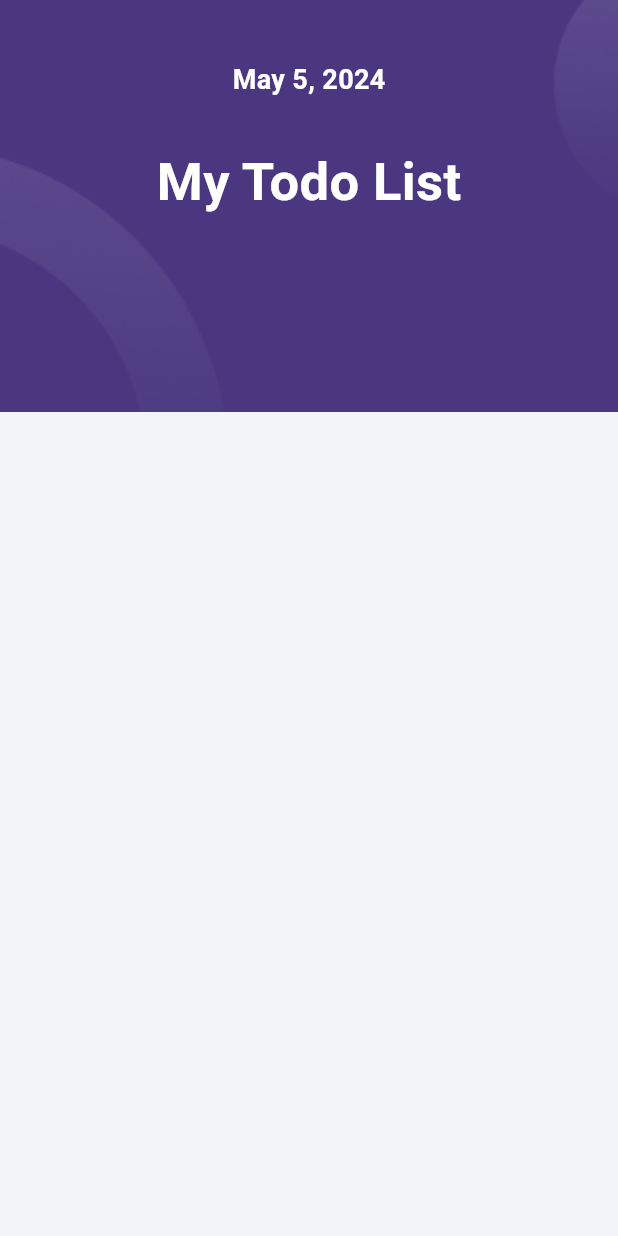
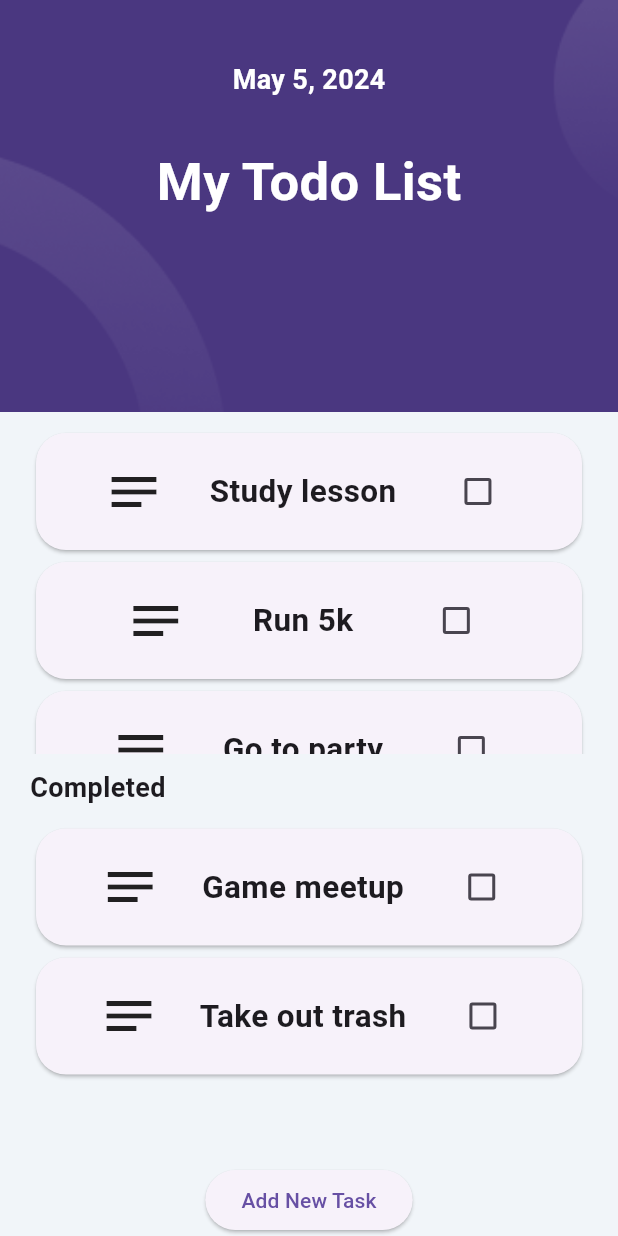
Before and after one commit to NurKole/Flutter_Todo_App, a Flutter app: the screen it shows after launch, on a phone screen of 412 x 824 dp. Run offline on Flutter 3.47's test engine with Material 3 defaults, Android fonts, the phone set to English and light mode, and no system bars; our stand-ins replace hexcolor.

Commit message:
ListView ve Custom Widget eklendi

```diff
--- a/lib/main.dart
+++ b/lib/main.dart
@@ -1,26 +1,41 @@
 import 'package:flutter/cupertino.dart';
 import 'package:flutter/material.dart';
+import 'package:flutter/rendering.dart';
 import 'package:flutter/widgets.dart';
 import 'package:hexcolor/hexcolor.dart';
 import 'package:todo_app/constants/color.dart';
+import 'package:todo_app/todoItem.dart';
 
 void main() {
   runApp(const MyApp());
 }
 
-class MyApp extends StatelessWidget {
+class MyApp extends StatefulWidget {
   const MyApp({super.key});
 
+  @override
+  State<MyApp> createState() => _MyAppState();
+}
+
+List<String> todo = ["Study lesson", "Run 5k", "Go to party"];
+List<String> compeleted = ["Game meetup", "Take out trash"];
+
+class _MyAppState extends State<MyApp> {
+  bool isChecked = false;
   @override
   Widget build(BuildContext context) {
     double deviceWidth = MediaQuery.of(context).size.width;
     double deviceHeight = MediaQuery.of(context).size.height;
+
     return MaterialApp(
       debugShowCheckedModeBanner: false,
       home: SafeArea(
         child: Scaffold(
           backgroundColor: HexColor(backgroundColor),
-          body: Container(
+          body: Column(
+            children: [
+              //Header
+              Container(
                 width: deviceWidth,
                 height: deviceHeight / 3,
                 decoration: const BoxDecoration(
@@ -52,6 +67,53 @@ class MyApp extends StatelessWidget {
                   ],
                 ),
               ),
+              //Top column
+              Expanded(
+                child: Padding(
+                  padding: const EdgeInsets.fromLTRB(20, 10, 20, 10),
+                  child: SingleChildScrollView(
+                    child: ListView.builder(
+                      primary: false,
+                      shrinkWrap: true,
+                      itemCount: todo.length,
+                      itemBuilder: (context, index) {
+                        return TodoItem(title: todo[index]);
+                      },
+                    ),
+                  ),
+                ),
+              ),
+              //Completed text
+              const Padding(
+                padding: EdgeInsets.only(left: 20),
+                child: Align(
+                  alignment: Alignment.centerLeft,
+                  child: Text(
+                    "Completed",
+                    style: TextStyle(fontWeight: FontWeight.bold, fontSize: 18),
+                  ),
+                ),
+              ),
+              // bottom column
+              Expanded(
+                child: Padding(
+                  padding: const EdgeInsets.fromLTRB(20, 10, 20, 10),
+                  child: SingleChildScrollView(
+                    child: ListView.builder(
+                      primary: false,
+                      shrinkWrap: true,
+                      itemCount: compeleted.length,
+                      itemBuilder: (context, index) {
+                        return TodoItem(title: compeleted[index]);
+                      },
+                    ),
+                  ),
+                ),
+              ),
+              ElevatedButton(
+                  onPressed: () {}, child: const Text("Add New Task"))
+            ],
+          ),
         ),
       ),
     );
--- /dev/null
+++ b/lib/todoItem.dart
@@ -0,0 +1,37 @@
+import 'package:flutter/material.dart';
+
+class TodoItem extends StatefulWidget {
+  const TodoItem({super.key, required this.title});
+  final String title;
+
+  @override
+  State<TodoItem> createState() => _TodoItemState();
+}
+
+class _TodoItemState extends State<TodoItem> {
+  bool isChecked = false;
+  @override
+  Widget build(BuildContext context) {
+    return Card(
+        shape: RoundedRectangleBorder(borderRadius: BorderRadius.circular(20)),
+        child: Padding(
+          padding: const EdgeInsets.all(15),
+          child: Row(
+            mainAxisAlignment: MainAxisAlignment.spaceEvenly,
+            children: [
+              const Icon(Icons.notes_outlined, size: 40),
+              Text(widget.title,
+                  style: const TextStyle(
+                      fontWeight: FontWeight.bold, fontSize: 21)),
+              Checkbox(
+                  value: isChecked,
+                  onChanged: (val) => {
+                        setState(() {
+                          isChecked = val!;
+                        })
+                      })
+            ],
+          ),
+        ));
+  }
+}
```
Lines whose indentation alone changed are shown as unchanged.
